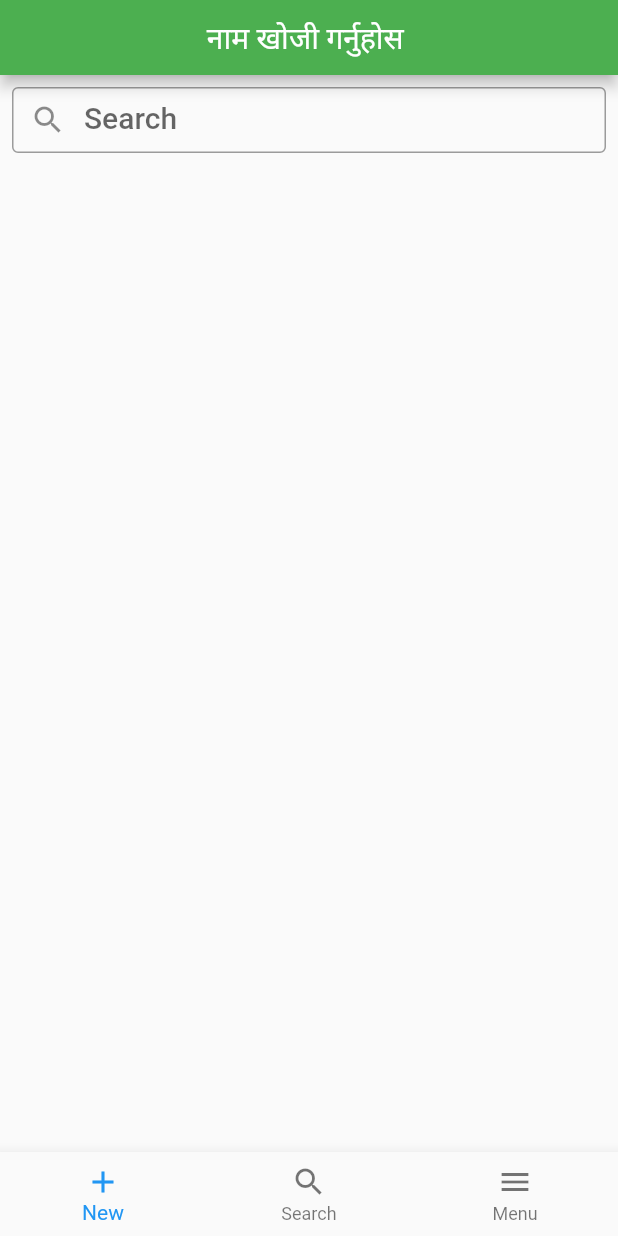
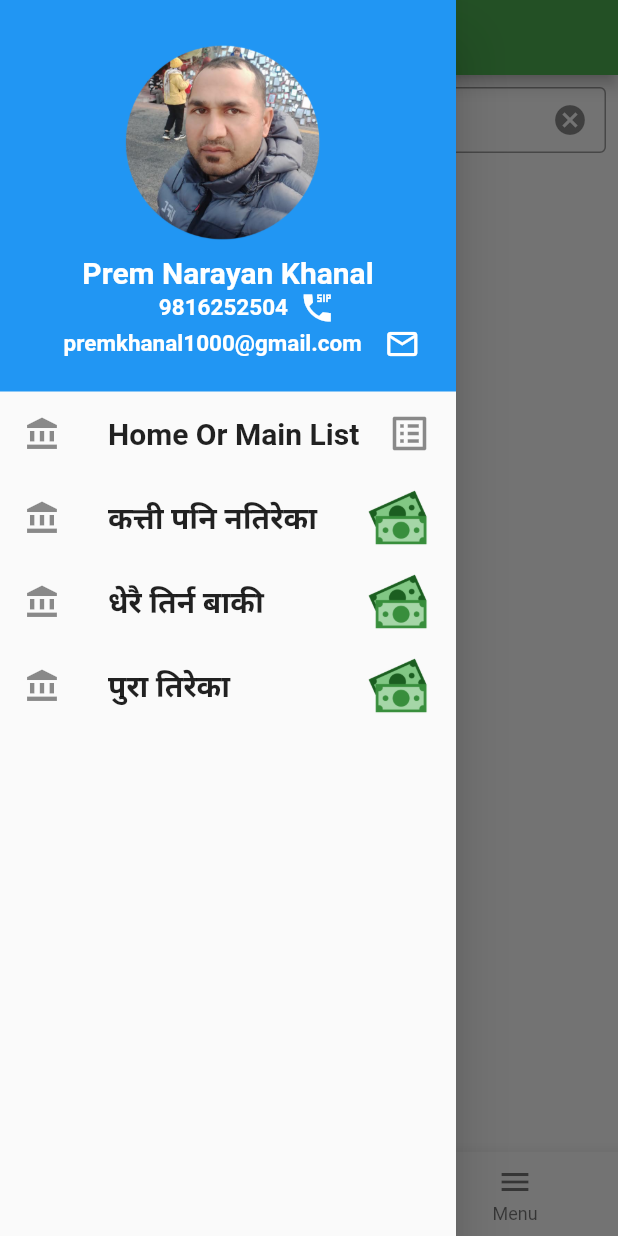
Before and after one commit to centaurusghost/Contact-Financial-App-For-Tractor-Dozer-Farmers-Ownersr-, a Flutter app: the screen it shows after launch, with the side drawer open (before the commit the screen has no drawer), on a phone screen of 412 x 824 dp. Run offline on Flutter 3.47's test engine with Material 2 defaults, Android fonts, the light colour scheme and no system bars; our stand-ins replace animated_splash_screen, sqflite; accounts and stored records are empty.

Commit message:
Add files via upload

```diff
--- a/lib/MainMenu.dart
+++ b/lib/MainMenu.dart
@@ -3,9 +3,9 @@ import 'package:flutter/material.dart';
 import 'package:clean_app/Contact.dart';
 import 'package:clean_app/DatabaseHelper.dart';
 import 'package:flutter/services.dart';
+import 'drawerMenu.dart';
 
 class MainMenu extends StatefulWidget {
-
   @override
   State<StatefulWidget> createState() => new _State();
 }
@@ -13,6 +13,7 @@ class MainMenu extends StatefulWidget {
 class _State extends State<MainMenu> {
   TextEditingController searchController = TextEditingController();
   String userSearchInput = "";
+
 //search data from database
   int index;
   int _cIndex = 0;
@@ -20,16 +21,19 @@ class _State extends State<MainMenu> {
   List<Contact> contacts;
   int cout = 0;
   FocusNode myFocusNode;
-  List <Contact> listContact ;
-  List <Contact> filteredContact;
+  List<Contact> listContact;
+
+  List<Contact> filteredContact;
   bool isSearching = false;
-
 
   void _incrementTab(index) {
     setState(() {
       _cIndex = index;
     });
   }
+
+
+
 
   void surelyDelete(BuildContext context, Contact contact) async {
     int result;
@@ -43,7 +47,6 @@ class _State extends State<MainMenu> {
               backgroundColor: Colors.white,
               content: Text('Contact केहि समय मा delete हुनेछ !!'),
             );
-
           });
     }
     if (result == 0) {
@@ -53,16 +56,18 @@ class _State extends State<MainMenu> {
             return AlertDialog(
               title: new Text("Notice!!"),
               backgroundColor: Colors.white,
-    content: Text('There was a problem while Deleting. Please Restart the App & try again'),
+              content: Text(
+                  'There was a problem while Deleting. Please Restart the App & try again'),
             );
           });
     }
-    setState((){
-      contactsViewWidget(contacts,isSearching);
+    setState(() {
+      contactsViewWidget(contacts, isSearching);
     });
   }
+
   //
-  getContactList() async{
+  getContactList() async {
     var databaseFetch = await databaseHelper.fetchContact();
     return databaseFetch;
   }
@@ -70,22 +75,27 @@ class _State extends State<MainMenu> {
   void initState() {
     getContactList().then((data) {
       setState(() {
-         filteredContact= data;
-         contacts=data;
+        filteredContact = data;
+        contacts = data;
       });
-
     });
-    if(myFocusNode==null){
-      myFocusNode = FocusNode();}
+    if (myFocusNode == null) {
+      myFocusNode = FocusNode();
+    }
     super.initState();
   }
-  void filterContact(value){
+
+  void filterContact(value) {
     //print(listContact.where((xxx) => xxx.name=='tilak').toList(););
     setState(() {
-      filteredContact = contacts.where((contact) => contact.name.toLowerCase().contains(value.toLowerCase())).toList();
+      filteredContact = contacts
+          .where((contact) =>
+              contact.name.toLowerCase().contains(value.toLowerCase()))
+          .toList();
       // filteredContact = listContact.where((xxx) => xxx.name=='tilak khatri').toList();
     });
   }
+
   void dispose() {
     //  searchController.removeListener(onSearchChanged);
     searchController.dispose();
@@ -93,7 +103,7 @@ class _State extends State<MainMenu> {
     super.dispose();
   }
 
-  onSearchChanged(){
+  onSearchChanged() {
     print(searchController.text);
   }
 
@@ -106,37 +116,43 @@ class _State extends State<MainMenu> {
   //       }
   // }
 
-  String displayTotal(){
-    double displayTotall=0;
-    for(int i =0; i<=contacts.length-1; i++){
-      displayTotall =displayTotall+ double.parse(filteredContact[i].total);
+  String displayTotal() {
+    double displayTotall = 0;
+    for (int i = 0; i <= contacts.length - 1; i++) {
+      displayTotall = displayTotall + double.parse(filteredContact[i].total);
     }
     String displayTotals;
     displayTotals = displayTotall.toString();
     return displayTotals;
   }
-  String displayRemaining(){
-    double displayTotall=0;
-    for(int i =0; i<=contacts.length-1; i++){
-      displayTotall =displayTotall+ double.parse(filteredContact[i].remaining);
+
+  String displayRemaining() {
+    double displayTotall = 0;
+    for (int i = 0; i <= contacts.length - 1; i++) {
+      displayTotall =
+          displayTotall + double.parse(filteredContact[i].remaining);
       // print(displayTotall);
     }
     String displayTotals;
     displayTotals = displayTotall.toString();
     return displayTotals;
   }
-  String displayPaid(){
-    double displayTotall=0;
-    for(int i =0; i<=contacts.length-1; i++){
-      displayTotall =displayTotall+ double.parse(contacts[i].paidamount);
+
+  String displayPaid() {
+    double displayTotall = 0;
+    for (int i = 0; i <= contacts.length - 1; i++) {
+      displayTotall = displayTotall + double.parse(contacts[i].paidamount);
       // print(displayTotall);
     }
     String displayTotals;
     displayTotals = displayTotall.toString();
     return displayTotals;
   }
+
   void menuDialog() {
-    showDialog(context: context, builder: (BuildContext context) {
+    showDialog(
+        context: context,
+        builder: (BuildContext context) {
           return SimpleDialog(
             title: Text("See Details"),
             children: [
@@ -144,41 +160,32 @@ class _State extends State<MainMenu> {
                 onPressed: () {
                   Navigator.pop(context);
                 },
-            child: Text('Total Customers= '+contacts.length.toString()),
+                child: Text('Total Customers= ' + contacts.length.toString()),
               ),
               SimpleDialogOption(
                 onPressed: () {
                   Navigator.pop(context);
                   //displayTotal();
                 },
-            child: Text('Total Money=  Rs.'+displayTotal()),
+                child: Text('Total Money=  Rs.' + displayTotal()),
                 // child: Text('Total Money=  Rs.'),
               ),
               SimpleDialogOption(
                 onPressed: () {
                   Navigator.pop(context);
                 },
-            child: Text('तपाईंले पाएको रकम  =  Rs.'+displayPaid()),
+                child: Text('तपाईंले पाएको रकम  =  Rs.' + displayPaid()),
               ),
               SimpleDialogOption(
                 onPressed: () {
                   Navigator.pop(context);
                 },
-            child: Text('बाकी उठाउँनु पर्ने =  Rs.'+displayRemaining()),
+                child: Text('बाकी उठाउँनु पर्ने =  Rs.' + displayRemaining()),
               ),
             ],
-
           );
         });
-
-
   }
-
-
-
-
-
-
 
   //shows dialog before deleting
   void showDeleteDialog(BuildContext context, Contact contact) async {
@@ -186,7 +193,7 @@ class _State extends State<MainMenu> {
       context: context,
       builder: (BuildContext context) {
         return Container(
-            width: (MediaQuery.of(context).size.width-200)/2,
+            width: (MediaQuery.of(context).size.width - 200) / 2,
             child: AlertDialog(
               title: new Text("Alert!!"),
               backgroundColor: Colors.white,
@@ -243,6 +250,7 @@ class _State extends State<MainMenu> {
           ),
         ],
       ),
+      drawer: DrawerMenu(),
       bottomNavigationBar: BottomNavigationBar(
         items: const <BottomNavigationBarItem>[
           BottomNavigationBarItem(
@@ -261,22 +269,32 @@ class _State extends State<MainMenu> {
         onTap: (index) {
           _incrementTab(index);
           switch (index) {
-            case 0:{
+            case 0:
+              {
                 Navigator.push(
                   context,
                   MaterialPageRoute(builder: (context) => DataPage()),
                 );
-              break;}
+                break;
+              }
 
-            case 1:{
+            case 1:
+              {
                 myFocusNode.requestFocus();
-              break;}
+                break;
+              }
             //   break;
-            case 2: {menuDialog();
+            case 2:
+              {
+                menuDialog();
 
-            break;}
+                break;
+              }
 
-            default: {break;}
+            default:
+              {
+                break;
+              }
           }
         },
       ),
@@ -289,19 +307,22 @@ class _State extends State<MainMenu> {
       scrollDirection: Axis.vertical,
       physics: ClampingScrollPhysics(),
       shrinkWrap: true,
-      itemCount:isSearching ==true? filteredContact.length : contacts.length,
+      itemCount: isSearching == true ? filteredContact.length : contacts.length,
       // isSearching ==true? contactsFiltered.length :
       //itemCount: filteredContact.length,
       itemBuilder: (BuildContext context, int position) {
         // var contact =filteredContact[position];
-        var contact =isSearching ==true? filteredContact[position]:contacts[position];
+        var contact = isSearching == true
+            ? filteredContact[position]
+            : contacts[position];
         return Card(
           color: Colors.white,
           elevation: 2.0,
           child: ListTile(
             leading: CircleAvatar(
               //child: Icon(Icons.perm_contact_cal),
-              child: Text(contact.name[0].toUpperCase(),
+              child: Text(
+                contact.name[0].toUpperCase(),
                 style: TextStyle(fontWeight: FontWeight.bold, fontSize: 20.0),
               ),
             ),
@@ -318,7 +339,8 @@ class _State extends State<MainMenu> {
               //Datapage void _save() it contains edit mode check look once
               Navigator.push(
                 context,
-                MaterialPageRoute(builder: (context) => DataPage(contact:contact)),
+                MaterialPageRoute(
+                    builder: (context) => DataPage(contact: contact)),
               );
             },
           ),
@@ -327,20 +349,19 @@ class _State extends State<MainMenu> {
     ));
   }
 
-  Widget searchBar(){
+  Widget searchBar() {
     return Container(
       height: 60,
       padding: EdgeInsets.all(8),
       child: TextField(
         autofocus: false,
         inputFormatters: [
-          FilteringTextInputFormatter.allow(
-              RegExp(r'[A-Z,a-z, ]')),
+          FilteringTextInputFormatter.allow(RegExp(r'[A-Z,a-z, ]')),
           LengthLimitingTextInputFormatter(20),
         ],
         controller: searchController,
         focusNode: myFocusNode,
-        onChanged: (value){
+        onChanged: (value) {
           filterContact(value);
         },
         style: TextStyle(
@@ -353,14 +374,20 @@ class _State extends State<MainMenu> {
         decoration: InputDecoration(
             border: OutlineInputBorder(),
             prefixIcon: Icon(Icons.search),
+            suffixIcon: GestureDetector(
+              child: Icon(
+                Icons.cancel,
+              ),
+              onTap: () {
+                //searchController.text='';
+                searchController.clear();
+                myFocusNode.unfocus();
+                //myFocusNode.dispose();
+              },
+            ),
             // fillColor: Colors.white, filled: true,
             labelText: 'Search'),
       ),
-
     );
-
   }
-
-
-
 }
--- /dev/null
+++ b/lib/drawerMenu.dart
@@ -0,0 +1,155 @@
+import 'package:clean_app/MainMenu.dart';
+import 'package:flutter/material.dart';
+import 'package:clean_app/UnpaidContacts.dart';
+import 'ascendingNotPaid.dart';
+import 'CompletePaid.dart';
+
+
+
+class DrawerMenu extends StatelessWidget {
+
+
+
+
+
+  @override
+  Widget build(BuildContext context) {
+    return Drawer(
+      child: Column(
+        children: [
+          Container(
+            width: double.infinity,
+            padding: EdgeInsets.all(20),
+            color: Colors.blue,
+            child: Center(
+              child: Column(
+                children: [
+                  Container(
+                    // width: 100,
+                    height: 130,
+                    margin: EdgeInsets.all(10),
+                    decoration: BoxDecoration(
+                      // shape: BoxShape.circle,
+                      image: DecorationImage(
+                        image: ExactAssetImage(
+                          "assets/mama.png",
+                        ),
+                        // alignment: Alignment.centerRight,
+                        //fit: BoxFit.fill,
+                      ),
+                    ),
+                  ),
+                  Text(
+                    "Prem Narayan Khanal",
+                    style: TextStyle(
+                      fontSize: 20,
+                      fontWeight: FontWeight.w600,
+                      color: Colors.white,
+                    ),
+                  ),
+                  Row(
+                    children: [
+                      Text(
+                        "                       9816252504  ",
+                        style: TextStyle(
+                          fontSize: 15,
+                          fontWeight: FontWeight.w600,
+                          color: Colors.white,
+                        ),
+                      ),
+                      Icon(
+                        Icons.dialer_sip_sharp,
+                        color: Colors.white,
+                      ),
+                    ],
+                  ),
+                  Row(
+                    children: [
+                      Text(
+                        "      premkhanal1000@gmail.com    ",
+                        style: TextStyle(
+                          fontSize: 15,
+                          fontWeight: FontWeight.w600,
+                          color: Colors.white,
+                        ),
+                      ),
+                      Icon(Icons.email_outlined, color: Colors.white),
+                    ],
+                  ),
+                ],
+              ),
+            ),
+          ),
+          // Container(
+          //   height: 2,
+          //   color: Colors.redAccent,
+          // ),
+          ListTile(
+            leading: Icon(Icons.account_balance),
+            trailing: Icon(Icons.list_alt, size: 30,),
+            title: Text(
+              'Home Or Main List',
+              style: TextStyle(fontSize: 20, fontWeight: FontWeight.bold),
+            ),
+            //trailing: Image.asset('assets/moneyicon.png'),
+// tileColor: Colors.grey,
+            onTap: () {
+              Navigator.push(
+                context,
+                MaterialPageRoute(builder: (context) => MainMenu()),
+              );
+            },
+          ),
+          ListTile(
+            leading: Icon(Icons.account_balance),
+            title: Text(
+              'कत्ती पनि नतिरेका',
+              style: TextStyle(fontSize: 20, fontWeight: FontWeight.w600),
+            ),
+            trailing: Image.asset('assets/moneyicon.png',scale: 5,),
+// tileColor: Colors.grey,
+            onTap: () {
+              Navigator.push(
+                context,
+                MaterialPageRoute(builder: (context) => UnpaidContacts()),
+              );
+              //Navigator.pop(context);
+            },
+          ),
+          // Container(
+          //   height: 2,
+          //   color: Colors.redAccent,
+          // ),
+          ListTile(
+            leading: Icon(Icons.account_balance),
+            title: Text(
+              'धेरै तिर्न बाकी',
+              style: TextStyle(fontSize: 20, fontWeight: FontWeight.w600),
+            ),
+            trailing: Image.asset('assets/moneyicon.png',scale: 5,),
+// tileColor: Colors.grey,
+            onTap: () {
+              Navigator.pop(context);
+            },
+          ),
+          ListTile(
+            leading: Icon(Icons.account_balance),
+            title: Text(
+              'पुरा तिरेका ',
+              style: TextStyle(fontSize: 20, fontWeight: FontWeight.w600),
+            ),
+            trailing: Image.asset('assets/moneyicon.png',scale: 5,),
+// tileColor: Colors.grey,
+            onTap: () {
+              Navigator.pop(context);
+            },
+          ),
+          // Container(
+          //   height: 2,
+          //   color: Colors.redAccent,
+          // ),
+        ],
+      ),
+    );
+  }
+}
--- a/lib/main.dart
+++ b/lib/main.dart
@@ -3,6 +3,7 @@ import "package:flutter/material.dart";
 import 'package:animated_splash_screen/animated_splash_screen.dart';
 
 void main() => runApp(MyApp());
+
 //checking git push
 class MyApp extends StatelessWidget {
   @override
@@ -17,8 +18,7 @@ class MyApp extends StatelessWidget {
           nextScreen: MainMenu(),
           splashTransition: SplashTransition.fadeTransition,
           // pageTransitionType: PageTransitionType.scale,
-            backgroundColor: Colors.amber
-
-        ), );
+          backgroundColor: Colors.amber),
+    );
   }
 }
--- a/pubspec.yaml
+++ b/pubspec.yaml
@@ -30,7 +30,7 @@ dependencies:
   cupertino_icons: ^1.0.2
   sqflite: any
   path_provider: any
-
+  url_launcher:
 dev_dependencies:
   flutter_test:
     sdk: flutter
@@ -53,6 +53,7 @@ flutter:
   # To add assets to your application, add an assets section, like this:
   assets:
     - splash.png
+    - assets/
   #   - images/a_dot_ham.jpeg
 
   # An image asset can refer to one or more resolution-specific "variants", see
```
Also changed, not shown: lib/CompletePaid.dart (added, +17 -0 lines), lib/DataPage.dart (+60 -19 lines), lib/ascendingNotPaid.dart (added, +17 -0 lines), assets/mama.png (added), assets/moneyicon.png (added), assets/progress.png (added), pubspec.lock, 7 other files. Lines whose indentation alone changed are shown as unchanged.
